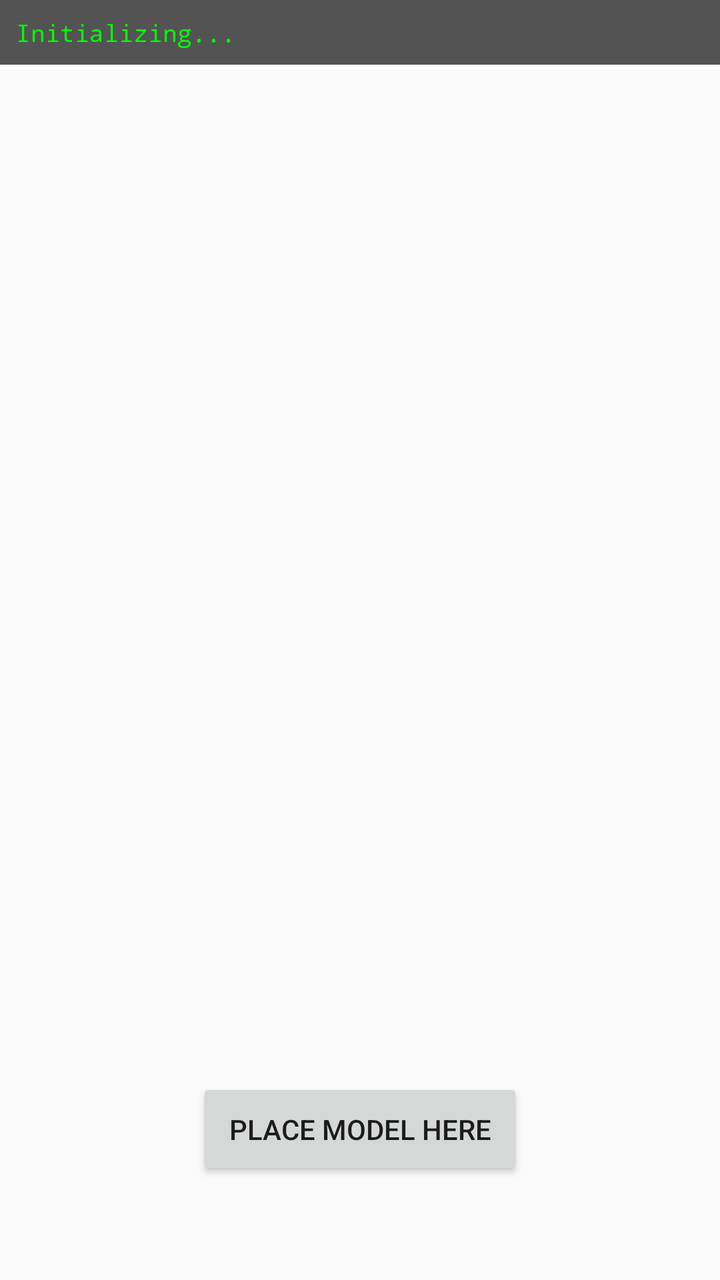
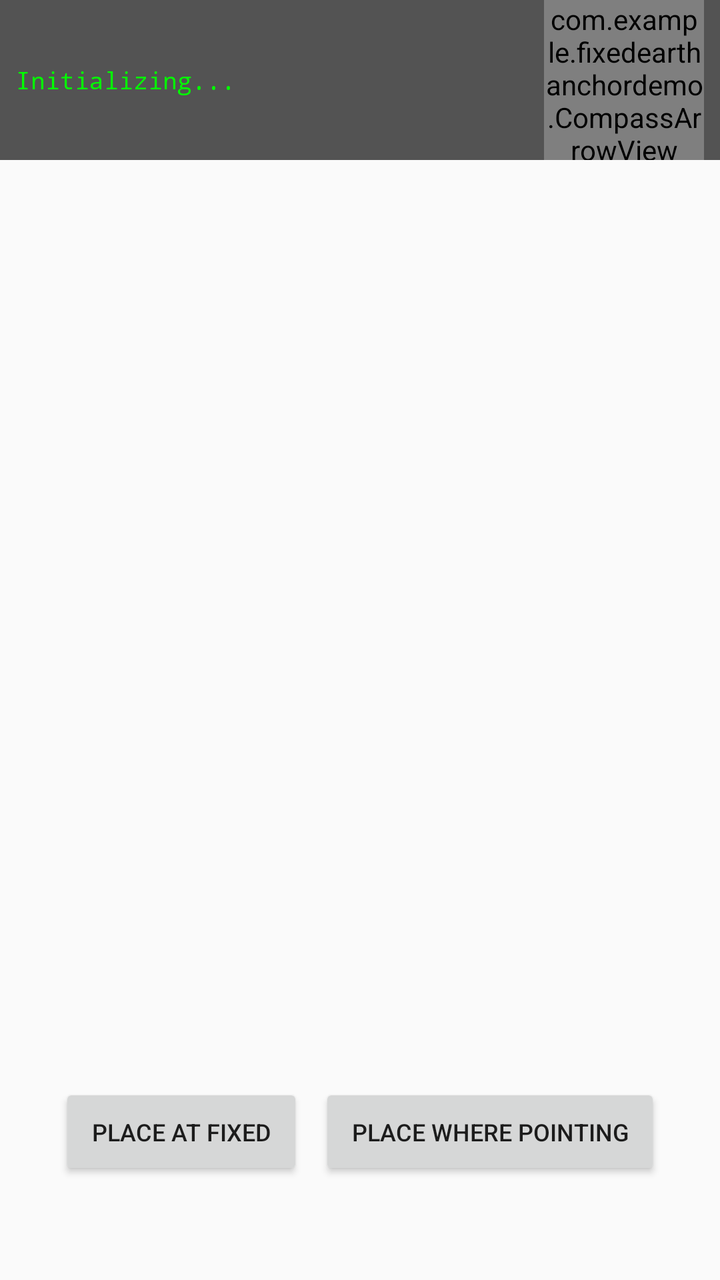

Compare the two renders of this Android layout. The source of the first and the diff that turns it into the second are given below.
<!-- AndroidManifest.xml: application theme Theme.AppCompat.DayNight.NoActionBar -->
<!-- res/layout/activity_main.xml -->
<?xml version="1.0" encoding="utf-8"?>
<FrameLayout xmlns:android="http://schemas.android.com/apk/res/android"
    android:layout_width="match_parent"
    android:layout_height="match_parent">

    <FrameLayout
        android:id="@+id/arContainer"
        android:layout_width="match_parent"
        android:layout_height="match_parent" />

    
    <TextView
        android:id="@+id/debugOverlay"
        android:layout_width="match_parent"
        android:layout_height="wrap_content"
        android:layout_gravity="top"
        android:background="#AA000000"
        android:fontFamily="monospace"
        android:padding="8dp"
        android:text="Initializing..."
        android:textColor="#00FF00"
        android:textSize="12sp" />

    
    <Button
        android:id="@+id/placeButton"
        android:layout_width="wrap_content"
        android:layout_height="wrap_content"
        android:layout_gravity="bottom|center_horizontal"
        android:layout_marginBottom="50dp"
        android:padding="16dp"
        android:text="Place Model Here" />

</FrameLayout>
<!-- resources referenced by this layout -->
<resources>

</resources>

<!-- the commit's change to res/layout/activity_main.xml (unified diff, before → after) -->
@@ -9,26 +9,58 @@
         android:layout_height="match_parent" />
 
     
-    <TextView
-        android:id="@+id/debugOverlay"
+    <LinearLayout
         android:layout_width="match_parent"
         android:layout_height="wrap_content"
         android:layout_gravity="top"
         android:background="#AA000000"
-        android:fontFamily="monospace"
-        android:padding="8dp"
-        android:text="Initializing..."
-        android:textColor="#00FF00"
-        android:textSize="12sp" />
+        android:gravity="center_vertical"
+        android:orientation="horizontal">
+
+        <TextView
+            android:id="@+id/debugOverlay"
+            android:layout_width="0dp"
+            android:layout_height="wrap_content"
+            android:layout_weight="1"
+            android:fontFamily="monospace"
+            android:padding="8dp"
+            android:text="Initializing..."
+            android:textColor="#00FF00"
+            android:textSize="12sp" />
+
+        <com.example.fixedearthanchordemo.CompassArrowView
+            android:id="@+id/compassArrow"
+            android:layout_width="80dp"
+            android:layout_height="80dp"
+            android:layout_marginEnd="8dp" />
+
+    </LinearLayout>
 
     
-    <Button
-        android:id="@+id/placeButton"
+    <LinearLayout
         android:layout_width="wrap_content"
         android:layout_height="wrap_content"
         android:layout_gravity="bottom|center_horizontal"
         android:layout_marginBottom="50dp"
-        android:padding="16dp"
-        android:text="Place Model Here" />
+        android:orientation="horizontal">
+
+        <Button
+            android:id="@+id/placeFixedButton"
+            android:layout_width="wrap_content"
+            android:layout_height="wrap_content"
+            android:layout_marginEnd="8dp"
+            android:padding="16dp"
+            android:text="Place at Fixed"
+            android:textSize="12sp" />
+
+        <Button
+            android:id="@+id/placeHereButton"
+            android:layout_width="wrap_content"
+            android:layout_height="wrap_content"
+            android:padding="16dp"
+            android:text="Place Where Pointing"
+            android:textSize="12sp" />
+
+    </LinearLayout>
 
 </FrameLayout>
